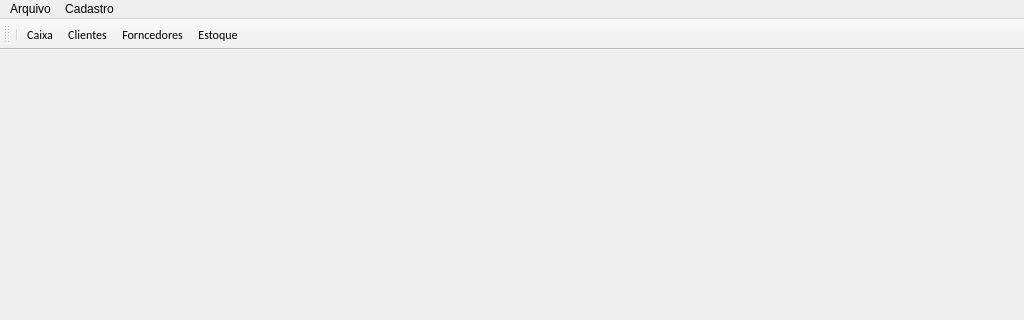
The window that loja/tela_principal.ui (jmessias1725/sexloja) describes before a commit, drawn with Qt 5; both pictures show x 0 to 1024 and y 0 to 320 of the 1024 by 768 pixel window.
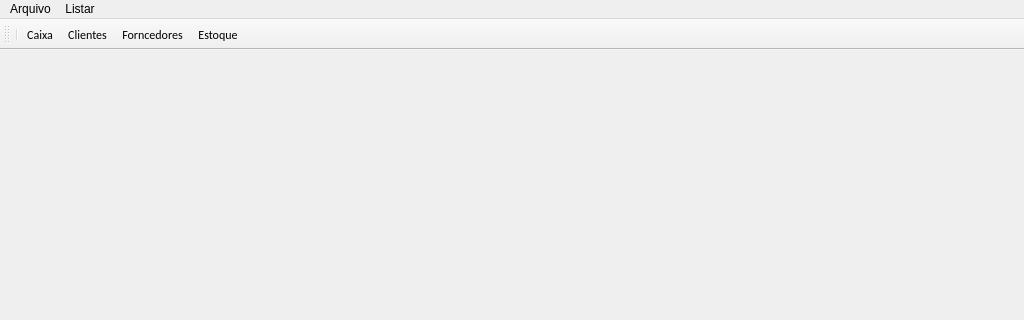
The same window after the commit. Icons and pictures are not drawn.

What changed in the file:
```diff
--- a/loja/tela_principal.ui
+++ b/loja/tela_principal.ui
@@ -49,16 +49,16 @@
     <addaction name="menuNovo"/>
     <addaction name="botao_sair"/>
    </widget>
-   <widget class="QMenu" name="menuCadastro">
+   <widget class="QMenu" name="menuListar">
     <property name="title">
-     <string>Cadastro</string>
+     <string>Listar</string>
     </property>
     <addaction name="Cadastrar_cliente"/>
     <addaction name="cadastrar_forncecedor"/>
     <addaction name="cadastrar_produto"/>
    </widget>
    <addaction name="menuArquivo"/>
-   <addaction name="menuCadastro"/>
+   <addaction name="menuListar"/>
   </widget>
   <widget class="QStatusBar" name="statusbar"/>
   <widget class="QToolBar" name="barra_de_menus">
```
Left out of the diff: 46 changed lines with no effect on the pictures.
